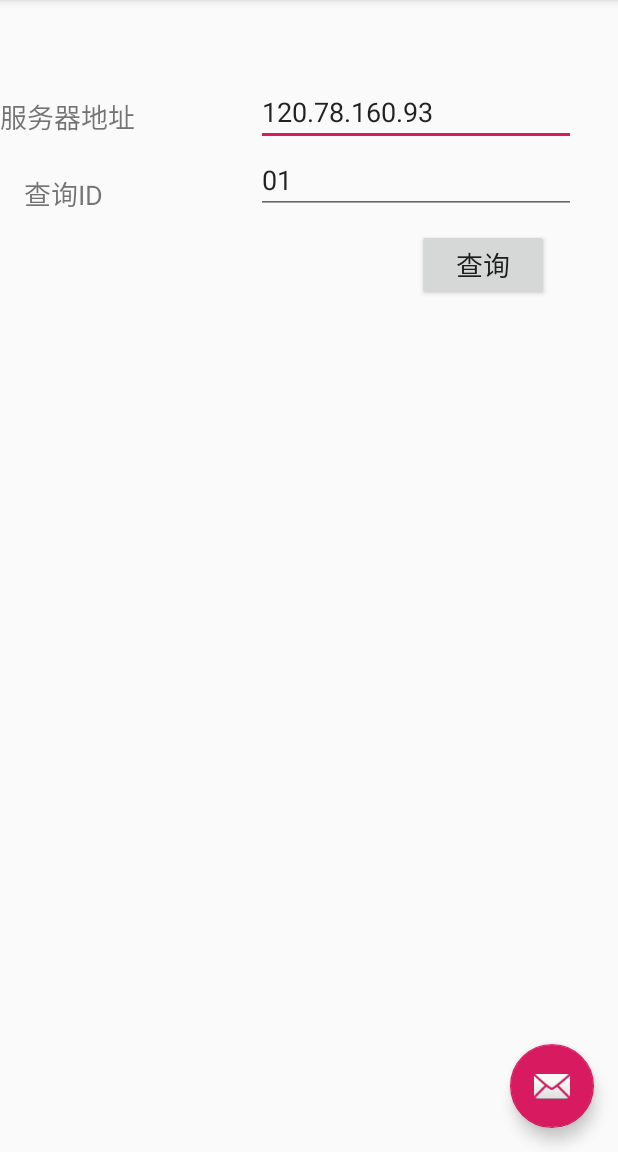
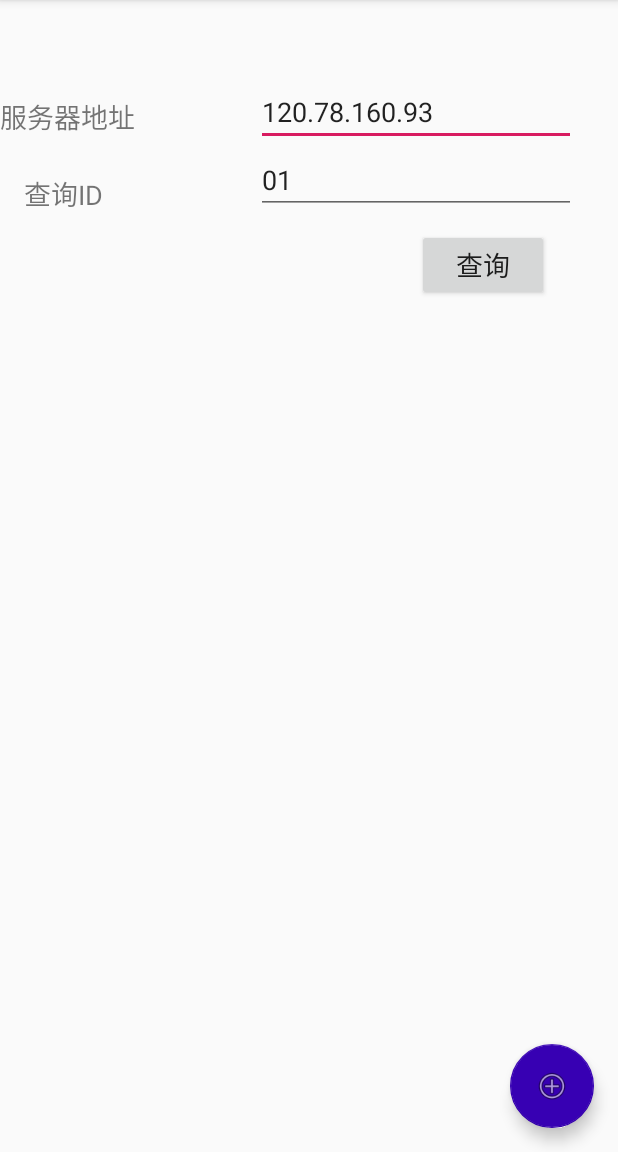
Before and after one commit to OMGCA/MediServer, an Android app: the screen it shows after launch (MainActivity), on a phone screen of 412 x 824 dp, the part 84-1236 px from its top. Run offline under Robolectric (Android 15) with nearby library versions, the phone set to English and light mode, and no system bars.

Commit message:
Android Client: Implemented AsyncTask for sending patient info

```diff
--- a/MediClient/app/src/main/AndroidManifest.xml
+++ b/MediClient/app/src/main/AndroidManifest.xml
@@ -1,6 +1,8 @@
 <?xml version="1.0" encoding="utf-8"?>
 <manifest xmlns:android="http://schemas.android.com/apk/res/android"
     package="com.xiatstudio.mediclient">
+
+
 
     <uses-permission android:name="android.permission.INTERNET"></uses-permission>
     <uses-permission android:name="android.permission.ACCESS_NETWORK_STATE"></uses-permission>
@@ -30,4 +32,6 @@
 
     </application>
 
+
+
 </manifest>
--- a/MediClient/app/src/main/res/layout/activity_display_patient.xml
+++ b/MediClient/app/src/main/res/layout/activity_display_patient.xml
@@ -1,6 +1,7 @@
 <?xml version="1.0" encoding="utf-8"?>
 <android.support.design.widget.CoordinatorLayout xmlns:android="http://schemas.android.com/apk/res/android"
     xmlns:app="http://schemas.android.com/apk/res-auto"
+    android:id="@+id/myCoordinatorLayout"
     xmlns:tools="http://schemas.android.com/tools"
     android:layout_width="match_parent"
     android:layout_height="match_parent"
--- a/MediClient/app/src/main/res/layout/activity_main.xml
+++ b/MediClient/app/src/main/res/layout/activity_main.xml
@@ -1,10 +1,14 @@
 <?xml version="1.0" encoding="utf-8"?>
-<android.support.design.widget.CoordinatorLayout xmlns:android="http://schemas.android.com/apk/res/android"
+<android.support.design.widget.CoordinatorLayout
+    xmlns:android="http://schemas.android.com/apk/res/android"
+    android:id="@+id/myCoordinatorLayout"
     xmlns:app="http://schemas.android.com/apk/res-auto"
     xmlns:tools="http://schemas.android.com/tools"
     android:layout_width="match_parent"
     android:layout_height="match_parent"
     tools:context=".MainActivity">
+
+
 
     <android.support.design.widget.AppBarLayout
         android:layout_width="match_parent"
@@ -105,6 +109,16 @@
         android:layout_height="wrap_content"
         android:layout_gravity="bottom|end"
         android:layout_margin="@dimen/fab_margin"
-        app:srcCompat="@android:drawable/ic_dialog_email" />
+        app:backgroundTint="@color/design_default_color_primary_dark"
+        app:srcCompat="@android:drawable/ic_menu_add" />
+
+    <LinearLayout
+        android:layout_width="match_parent"
+        android:layout_height="match_parent"
+        android:orientation="vertical">
+
+        <!-- …Toolbar, other layouts, other elements… -->
+
+    </LinearLayout>
 
 </android.support.design.widget.CoordinatorLayout>
```
Also changed, not shown: MediClient/app/src/main/java/com/xiatstudio/mediclient/DisplayPatientActivity.java (+62 -3 lines), MediClient/app/src/main/java/com/xiatstudio/mediclient/MainActivity.java (+14 -6 lines).
